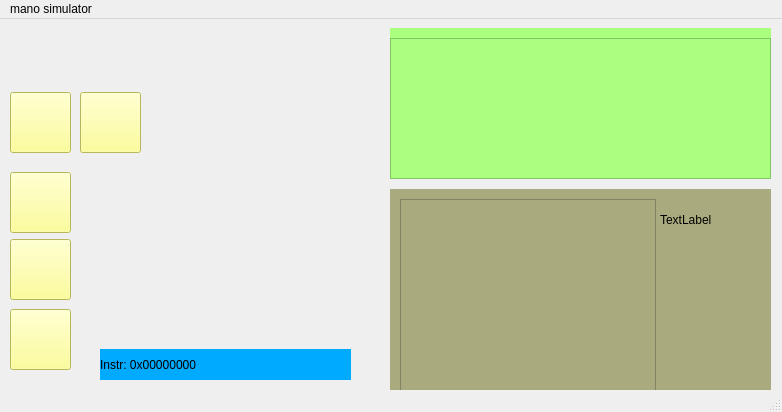
Erfan3101/RiscvCpu, file mainwindow.ui: the form before one commit.
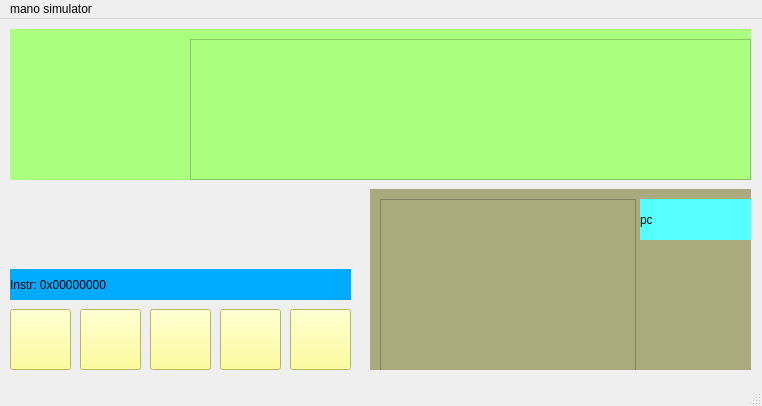
The form after the commit. Icons and pictures are not drawn.

Commit message: adding a label column to show the instructor in each part

Patch:
```diff
--- a/mainwindow.ui
+++ b/mainwindow.ui
@@ -6,8 +6,8 @@
    <rect>
     <x>0</x>
     <y>0</y>
-    <width>782</width>
-    <height>412</height>
+    <width>762</width>
+    <height>406</height>
    </rect>
   </property>
   <property name="windowTitle">
@@ -20,10 +20,10 @@
    <widget class="QWidget" name="widget" native="true">
     <property name="geometry">
      <rect>
-      <x>390</x>
+      <x>370</x>
       <y>170</y>
       <width>381</width>
-      <height>201</height>
+      <height>181</height>
      </rect>
     </property>
     <property name="styleSheet">
@@ -39,10 +39,10 @@
       </rect>
      </property>
      <property name="styleSheet">
-      <string notr="true">alternate-background-color: rgb(170, 255, 255);</string>
+      <string notr="true">background-color: rgb(85, 255, 255);</string>
      </property>
      <property name="text">
-      <string>TextLabel</string>
+      <string>pc</string>
      </property>
     </widget>
     <widget class="QTableWidget" name="registerTable">
@@ -76,8 +76,8 @@
    <widget class="QPushButton" name="btnStep">
     <property name="geometry">
      <rect>
-      <x>10</x>
-      <y>220</y>
+      <x>80</x>
+      <y>290</y>
       <width>61</width>
       <height>61</height>
      </rect>
@@ -93,8 +93,8 @@
    <widget class="QPushButton" name="btnReset">
     <property name="geometry">
      <rect>
-      <x>10</x>
-      <y>153</y>
+      <x>290</x>
+      <y>290</y>
       <width>61</width>
       <height>61</height>
      </rect>
@@ -110,9 +110,9 @@
    <widget class="QLabel" name="labelInstr">
     <property name="geometry">
      <rect>
-      <x>100</x>
-      <y>330</y>
-      <width>251</width>
+      <x>10</x>
+      <y>250</y>
+      <width>341</width>
       <height>31</height>
      </rect>
     </property>
@@ -126,8 +126,8 @@
    <widget class="QPushButton" name="btnAutoRun">
     <property name="geometry">
      <rect>
-      <x>10</x>
-      <y>73</y>
+      <x>150</x>
+      <y>290</y>
       <width>61</width>
       <height>61</height>
      </rect>
@@ -143,8 +143,8 @@
    <widget class="QPushButton" name="btnRunAll">
     <property name="geometry">
      <rect>
-      <x>80</x>
-      <y>73</y>
+      <x>220</x>
+      <y>290</y>
       <width>61</width>
       <height>61</height>
      </rect>
@@ -160,9 +160,9 @@
    <widget class="QWidget" name="widget_2" native="true">
     <property name="geometry">
      <rect>
-      <x>390</x>
-      <y>9</y>
-      <width>381</width>
+      <x>10</x>
+      <y>10</y>
+      <width>741</width>
       <height>151</height>
      </rect>
     </property>
@@ -172,9 +172,9 @@
     <widget class="QTableWidget" name="memoryTable">
      <property name="geometry">
       <rect>
-       <x>0</x>
+       <x>180</x>
        <y>10</y>
-       <width>381</width>
+       <width>561</width>
        <height>141</height>
       </rect>
      </property>
@@ -186,7 +186,7 @@
     <rect>
      <x>0</x>
      <y>0</y>
-     <width>782</width>
+     <width>762</width>
      <height>25</height>
     </rect>
    </property>
```
The commit also changes 1 other file.
